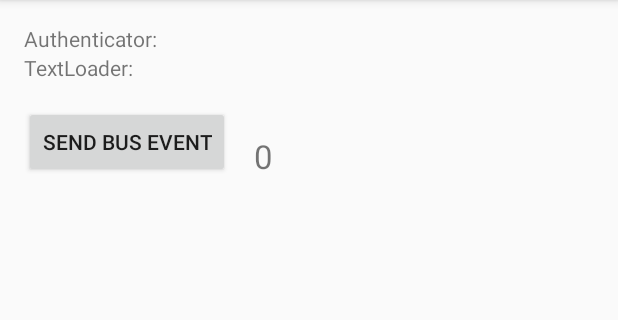
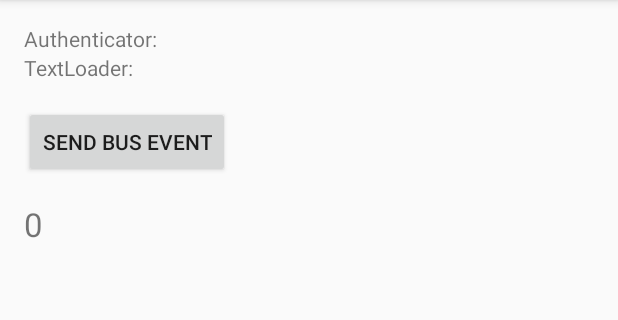
Before and after one commit to paveldudka/dagger-otto-demo, an Android app: the screen it shows after launch (MainActivity), on a phone screen of 412 x 824 dp, the part 84-404 px from its top. Run offline under Robolectric (Android 15) with nearby library versions, the phone set to English and light mode, and no system bars; our stand-ins replace Dagger/Hilt's generated code; libraries missing offline, so code that uses them is left out: com.squareup.otto; 6 statements that could not run were skipped.

Commit message:
Move counter text view to Activity to avoid cross-dependency

```diff
--- a/DaggerOttoDemo/src/main/java/com/inrix/daggerottodemo/MainActivity.java
+++ b/DaggerOttoDemo/src/main/java/com/inrix/daggerottodemo/MainActivity.java
@@ -4,6 +4,7 @@ import android.os.Bundle;
 import android.support.v7.app.ActionBarActivity;
 import android.view.Menu;
 import android.view.MenuItem;
+import android.widget.TextView;
 
 import com.squareup.otto.Bus;
 import com.squareup.otto.Subscribe;
@@ -13,6 +14,8 @@ import javax.inject.Inject;
 public class MainActivity extends ActionBarActivity {
 
     private final String TAG = "MainActivity";
+    private TextView counterText;
+    private int counter = 0;
 
     @Inject
     Bus bus;
@@ -21,6 +24,8 @@ public class MainActivity extends ActionBarActivity {
     protected void onCreate(Bundle savedInstanceState) {
         super.onCreate(savedInstanceState);
         setContentView(R.layout.activity_main);
+        this.counterText = (TextView) findViewById(R.id.counter);
+        updateCount(this.counter);
 
         Injector.inject(this);
 
@@ -31,6 +36,10 @@ public class MainActivity extends ActionBarActivity {
 
 
         }
+    }
+
+    private void updateCount(int counter) {
+        this.counterText.setText(String.valueOf(counter));
     }
 
     @Override
@@ -67,6 +76,6 @@ public class MainActivity extends ActionBarActivity {
 
     @Subscribe
     public void onBusButtonClicked(BusButtonClickedEvent event) {
-        ((PlaceholderFragment) getSupportFragmentManager().findFragmentByTag(PlaceholderFragment.TAG)).incrementCounter();
+        updateCount(++counter);
     }
 }
--- a/DaggerOttoDemo/src/main/java/com/inrix/daggerottodemo/PlaceholderFragment.java
+++ b/DaggerOttoDemo/src/main/java/com/inrix/daggerottodemo/PlaceholderFragment.java
@@ -33,9 +33,6 @@ public class PlaceholderFragment extends Fragment implements View.OnClickListene
     TextView authText;
     TextView textLoaderText;
 
-    TextView counterText;
-    int counter = 0;
-
     public PlaceholderFragment() {
         Injector.inject(this);
     }
@@ -44,14 +41,12 @@ public class PlaceholderFragment extends Fragment implements View.OnClickListene
     public View onCreateView(LayoutInflater inflater, ViewGroup container,
                              Bundle savedInstanceState) {
         View rootView = inflater.inflate(R.layout.fragment_main, container, false);
-        this.authText = (TextView)rootView.findViewById(R.id.auth);
+        this.authText = (TextView) rootView.findViewById(R.id.auth);
         this.authText.setText(auth.getAuthToken());
 
-        this.textLoaderText = (TextView)rootView.findViewById(R.id.text_loader);
+        this.textLoaderText = (TextView) rootView.findViewById(R.id.text_loader);
         this.textLoaderText.setText(textLoader.loadText());
 
-        this.counterText = (TextView) rootView.findViewById(R.id.counter);
-        this.counterText.setText(String.valueOf(counter));
         ((Button) rootView.findViewById(R.id.bus_button)).setOnClickListener(this);
         return rootView;
     }
@@ -65,8 +60,4 @@ public class PlaceholderFragment extends Fragment implements View.OnClickListene
     public void onClick(View v) {
         bus.post(new BusButtonClickedEvent());
     }
-
-    public void incrementCounter() {
-        this.counterText.setText(String.valueOf(++counter));
-    }
 }
--- a/DaggerOttoDemo/src/main/java/com/inrix/models/Authenticator.java
+++ b/DaggerOttoDemo/src/main/java/com/inrix/models/Authenticator.java
@@ -1,4 +1,6 @@
 package com.inrix.models;
+
+import com.inrix.network.IHttpClient;
 
 import javax.inject.Inject;
 
--- a/DaggerOttoDemo/src/main/java/com/inrix/models/TextLoader.java
+++ b/DaggerOttoDemo/src/main/java/com/inrix/models/TextLoader.java
@@ -1,4 +1,6 @@
 package com.inrix.models;
+
+import com.inrix.network.IHttpClient;
 
 /**
  * Created by paveld on 11/20/13.
--- a/DaggerOttoDemo/src/main/java/com/inrix/modules/AuthModule.java
+++ b/DaggerOttoDemo/src/main/java/com/inrix/modules/AuthModule.java
@@ -3,7 +3,7 @@ package com.inrix.modules;
 
 import com.inrix.daggerottodemo.PlaceholderFragment;
 import com.inrix.models.Authenticator;
-import com.inrix.models.IHttpClient;
+import com.inrix.network.IHttpClient;
 
 import javax.inject.Singleton;
 
--- a/DaggerOttoDemo/src/main/java/com/inrix/modules/MockNetworkModule.java
+++ b/DaggerOttoDemo/src/main/java/com/inrix/modules/MockNetworkModule.java
@@ -1,7 +1,7 @@
 package com.inrix.modules;
 
-import com.inrix.models.IHttpClient;
-import com.inrix.models.MockHttp;
+import com.inrix.network.IHttpClient;
+import com.inrix.network.MockHttp;
 
 import dagger.Module;
 import dagger.Provides;
--- a/DaggerOttoDemo/src/main/java/com/inrix/modules/NetworkModule.java
+++ b/DaggerOttoDemo/src/main/java/com/inrix/modules/NetworkModule.java
@@ -1,7 +1,7 @@
 package com.inrix.modules;
 
-import com.inrix.models.IHttpClient;
-import com.inrix.models.RealHttp;
+import com.inrix.network.IHttpClient;
+import com.inrix.network.RealHttp;
 
 import dagger.Module;
 import dagger.Provides;
--- a/DaggerOttoDemo/src/main/java/com/inrix/modules/TextLoaderModule.java
+++ b/DaggerOttoDemo/src/main/java/com/inrix/modules/TextLoaderModule.java
@@ -1,7 +1,7 @@
 package com.inrix.modules;
 
 import com.inrix.daggerottodemo.PlaceholderFragment;
-import com.inrix.models.IHttpClient;
+import com.inrix.network.IHttpClient;
 import com.inrix.models.TextLoader;
 
 import dagger.Module;
--- a/DaggerOttoDemo/src/main/java/com/inrix/models/IHttpClient.java
+++ b/DaggerOttoDemo/src/main/java/com/inrix/network/IHttpClient.java
@@ -1,4 +1,4 @@
-package com.inrix.models;
+package com.inrix.network;
 
 /**
  * Created by paveld on 11/20/13.
--- a/DaggerOttoDemo/src/main/java/com/inrix/models/MockHttp.java
+++ b/DaggerOttoDemo/src/main/java/com/inrix/network/MockHttp.java
@@ -1,4 +1,4 @@
-package com.inrix.models;
+package com.inrix.network;
 
 /**
  * Created by paveld on 11/20/13.
--- a/DaggerOttoDemo/src/main/java/com/inrix/models/RealHttp.java
+++ b/DaggerOttoDemo/src/main/java/com/inrix/network/RealHttp.java
@@ -1,4 +1,4 @@
-package com.inrix.models;
+package com.inrix.network;
 
 /**
  * Created by paveld on 11/20/13.
--- a/DaggerOttoDemo/src/main/res/layout/activity_main.xml
+++ b/DaggerOttoDemo/src/main/res/layout/activity_main.xml
@@ -1,7 +1,24 @@
-<FrameLayout xmlns:android="http://schemas.android.com/apk/res/android"
+<LinearLayout xmlns:android="http://schemas.android.com/apk/res/android"
     xmlns:tools="http://schemas.android.com/tools"
-    android:id="@+id/container"
     android:layout_width="match_parent"
     android:layout_height="match_parent"
     tools:context=".MainActivity"
-    tools:ignore="MergeRootFrame" />
+    android:orientation="vertical"
+    tools:ignore="MergeRootFrame">
+
+    <FrameLayout
+        android:id="@+id/container"
+        android:layout_width="match_parent"
+        android:layout_height="wrap_content">
+    </FrameLayout>
+
+    <TextView
+        android:id="@+id/counter"
+        android:layout_width="wrap_content"
+        android:layout_height="wrap_content"
+        android:layout_gravity="bottom"
+        android:textSize="22sp"
+        android:text="hello_world"
+        android:layout_marginLeft="@dimen/activity_horizontal_margin" />
+
+    </LinearLayout>
--- a/DaggerOttoDemo/src/main/res/layout/fragment_main.xml
+++ b/DaggerOttoDemo/src/main/res/layout/fragment_main.xml
@@ -45,27 +45,12 @@
 
     </LinearLayout>
 
-    <LinearLayout
+    <Button
+        android:id="@+id/bus_button"
         android:layout_width="wrap_content"
         android:layout_height="wrap_content"
-        android:orientation="horizontal">
-
-        <Button
-            android:id="@+id/bus_button"
-            android:layout_width="wrap_content"
-            android:layout_height="wrap_content"
-            android:layout_marginTop="@dimen/activity_vertical_margin"
-            android:text="Send bus event" />
-
-        <TextView
-            android:id="@+id/counter"
-            android:layout_width="wrap_content"
-            android:layout_height="wrap_content"
-            android:layout_gravity="bottom"
-            android:textSize="22sp"
-            android:layout_marginLeft="@dimen/activity_horizontal_margin" />
-
-    </LinearLayout>
+        android:layout_marginTop="@dimen/activity_vertical_margin"
+        android:text="Send bus event" />
 
 
 </LinearLayout>
```
